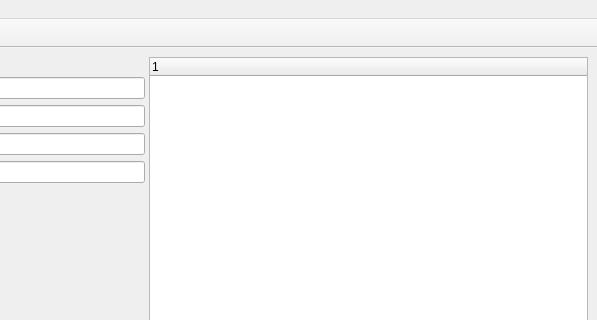
First picture: the form in resources/main_view.ui, repository wjmgreen/conveyorQuoter, before the edit; both pictures show x 220 to 817 and y 0 to 320 of the 817 by 699 pixel window.
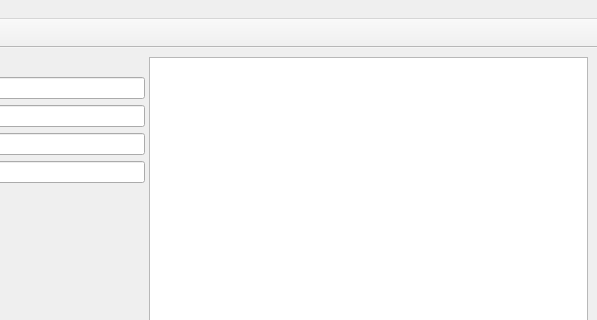
Second picture: the form after the edit.

Diff of the .ui file:
```diff
--- a/resources/main_view.ui
+++ b/resources/main_view.ui
@@ -88,13 +88,7 @@
         </item>
        </layout>
       </widget>
-      <widget class="QTreeWidget" name="treeWidget">
-       <column>
-        <property name="text">
-         <string notr="true">1</string>
-        </property>
-       </column>
-      </widget>
+      <widget class="QTreeView" name="treeView"/>
      </widget>
     </item>
    </layout>
```
